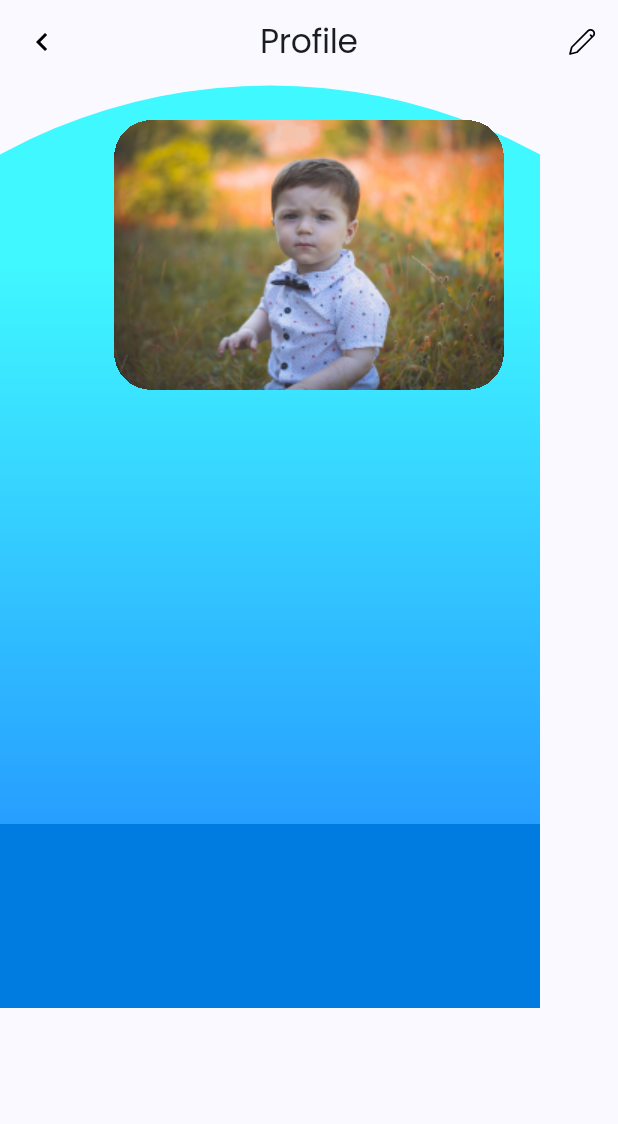
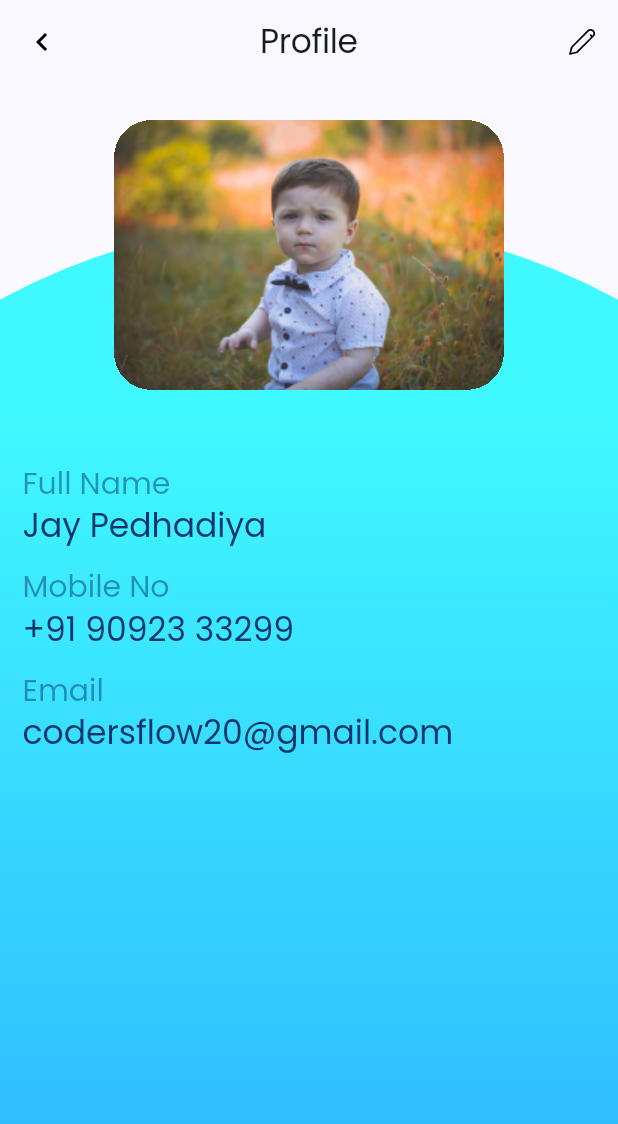
Before and after one commit to codersFlow20/jcc, a Flutter app: the UserProfile screen opened by its route, on a phone screen of 412 x 824 dp. Shown: the top 1124 px of the screen. Run offline on Flutter 3.47's test engine with Material 2 defaults, Android fonts, the phone set to English and light mode, and no system bars; our stand-ins replace bloc, cloud_firestore, equatable, firebase_auth, firebase_core, firebase_storage and 8 more; missing offline and left inert: flutter_form_bloc; accounts and stored records are empty.

Commit message:
User Profile added

```diff
--- a/lib/common/widget/menu_drawer.dart
+++ b/lib/common/widget/menu_drawer.dart
@@ -117,19 +117,25 @@ class MenuDrawer extends StatelessWidget {
                 GestureDetector(
                   child: Hero(
                     tag: 'profile',
+                    transitionOnUserGestures: true,
                     child: Container(
                       height: 75,
                       width: 75,
                       clipBehavior: Clip.hardEdge,
                       decoration: const BoxDecoration(
-                          borderRadius: BorderRadius.all(Radius.circular(25))),
+                        borderRadius: BorderRadius.all(
+                          Radius.circular(25),
+                        ),
+                      ),
                       child: Image.asset(
                         Assets.imageProfileImage,
                         fit: BoxFit.cover,
                       ),
                     ),
                   ),
-                  // onTap: () => context.push('/user_profile'),
+                  onTap: () => context.push(
+                    '/user_profile',
+                  ),
                 ),
                 const SizedBox(
                   width: 10,
@@ -138,8 +144,11 @@ class MenuDrawer extends StatelessWidget {
                   width: 2.5,
                   height: 45,
                   decoration: const BoxDecoration(
-                      color: AppColors.black50,
-                      borderRadius: BorderRadius.all(Radius.circular(5))),
+                    color: AppColors.black50,
+                    borderRadius: BorderRadius.all(
+                      Radius.circular(5),
+                    ),
+                  ),
                 ),
                 const SizedBox(
                   width: 5,
--- a/lib/constants/string_constants.dart
+++ b/lib/constants/string_constants.dart
@@ -27,6 +27,9 @@ class CommonDataConstants {
 
 class ScreensDataConstants{
   static const String recentTitle = "Recent Complaints";
+  static const String fullName = "Full Name";
+  static const String mobileNo = "Mobile No";
+  static const String email = "Email";
 }
 
 class ComplaintStateDataConstants {
--- a/lib/features/home/screens/home_screen.dart
+++ b/lib/features/home/screens/home_screen.dart
@@ -70,6 +70,8 @@ class _HomeScreenState extends State<HomeScreen> {
         leading: Builder(
           builder: (context) => IconButton(
               onPressed: () {
+                dev.log(MediaQuery.of(context).size.width.toString());
+                dev.log(MediaQuery.of(context).size.height.toString());
                 Scaffold.of(context).openDrawer();
               },
               icon: SvgPicture.asset(
--- a/lib/features/user_profile/screens/user_profile.dart
+++ b/lib/features/user_profile/screens/user_profile.dart
@@ -1,4 +1,3 @@
-import 'package:flutter/cupertino.dart';
 import 'package:flutter/material.dart';
 import 'package:flutter_svg/flutter_svg.dart';
 import 'package:go_router/go_router.dart';
@@ -13,32 +12,43 @@ class UserProfile extends StatelessWidget {
     return Scaffold(
       appBar: AppBar(
         leading: IconButton(
-            onPressed: () => context.pop(),
-            icon: SvgPicture.asset(
-              Assets.iconsBackArrow,
-              fit: BoxFit.cover,
-            )),
-        title: Text(CommonDataConstants.userProfile,
-            style: Theme.of(context)
-                .textTheme
-                .displayLarge
-                ?.copyWith(fontSize: 22)),
+          onPressed: () => context.pop(),
+          icon: SvgPicture.asset(
+            Assets.iconsBackArrow,
+            fit: BoxFit.cover,
+          ),
+        ),
+        title: Text(
+          CommonDataConstants.userProfile,
+          style: Theme.of(context).textTheme.displayLarge?.copyWith(
+                fontSize: 22,
+              ),
+        ),
         centerTitle: true,
         actions: [
           IconButton(
-              onPressed: () {}, icon: SvgPicture.asset(Assets.iconsEdit,color: AppColors.black,))
+            onPressed: () {},
+            icon: SvgPicture.asset(
+              Assets.iconsEdit,
+              colorFilter: const ColorFilter.mode(AppColors.black, BlendMode.srcIn),
+            ),
+          )
         ],
       ),
       body: SingleChildScrollView(
         child: Stack(
           children: [
-            SvgPicture.asset(
-              Assets.backgroundsUserProfileBackground,
-              fit: BoxFit.cover,
+            Padding(
+              padding: const EdgeInsets.only(top: 90),
+              child: SvgPicture.asset(
+                Assets.backgroundsUserProfileBackground,
+                width: MediaQuery.of(context).size.width,
+              ),
             ),
             Column(
+              crossAxisAlignment: CrossAxisAlignment.start,
               children: [
-                SizedBox(
+                const SizedBox(
                   height: 24,
                 ),
                 Row(
@@ -50,14 +60,99 @@ class UserProfile extends StatelessWidget {
                         height: 180,
                         width: 260,
                         clipBehavior: Clip.hardEdge,
-                        decoration: BoxDecoration(
-                          borderRadius: BorderRadius.all(Radius.circular(25)),
+                        decoration: const BoxDecoration(
+                          borderRadius: BorderRadius.all(
+                            Radius.circular(25),
+                          ),
                         ),
-                        child: Image.asset(Assets.imageProfileImage),
+                        child: Image.asset(
+                          Assets.imageProfileImage,
+                        ),
                       ),
-                    )
+                    ),
                   ],
-                )
+                ),
+                const SizedBox(
+                  height: 50,
+                ),
+                Padding(
+                  padding: const EdgeInsets.symmetric(
+                    horizontal: 15,
+                  ),
+                  child: Text(
+                    ScreensDataConstants.fullName,
+                    style: Theme.of(context).textTheme.displayMedium?.copyWith(
+                          color: AppColors.darkMidnightBlue50,
+                        ),
+                  ),
+                ),
+                const SizedBox(
+                  height: 5,
+                ),
+                Padding(
+                  padding: const EdgeInsets.symmetric(horizontal: 15),
+                  child: Text(
+                    "Jay Pedhadiya",
+                    style: Theme.of(context).textTheme.displayMedium?.copyWith(
+                          fontSize: 22,
+                          color: AppColors.darkMidnightBlue,
+                        ),
+                  ),
+                ),
+                const SizedBox(
+                  height: 15,
+                ),
+                Padding(
+                  padding: const EdgeInsets.symmetric(
+                    horizontal: 15,
+                  ),
+                  child: Text(
+                    ScreensDataConstants.mobileNo,
+                    style: Theme.of(context).textTheme.displayMedium?.copyWith(
+                          color: AppColors.darkMidnightBlue50,
+                        ),
+                  ),
+                ),
+                const SizedBox(
+                  height: 5,
+                ),
+                Padding(
+                  padding: const EdgeInsets.symmetric(horizontal: 15),
+                  child: Text(
+                    "+91 90923 33299",
+                    style: Theme.of(context).textTheme.displayMedium?.copyWith(
+                          fontSize: 22,
+                          color: AppColors.darkMidnightBlue,
+                        ),
+                  ),
+                ),
+                const SizedBox(
+                  height: 15,
+                ),
+                Padding(
+                  padding: const EdgeInsets.symmetric(
+                    horizontal: 15,
+                  ),
+                  child: Text(
+                    ScreensDataConstants.email,
+                    style: Theme.of(context).textTheme.displayMedium?.copyWith(
+                          color: AppColors.darkMidnightBlue50,
+                        ),
+                  ),
+                ),
+                const SizedBox(
+                  height: 5,
+                ),
+                Padding(
+                  padding: const EdgeInsets.symmetric(horizontal: 15),
+                  child: Text(
+                    "codersflow20@gmail.com",
+                    style: Theme.of(context).textTheme.displayMedium?.copyWith(
+                          fontSize: 22,
+                          color: AppColors.darkMidnightBlue,
+                        ),
+                  ),
+                ),
               ],
             )
           ],
--- a/lib/theme/colors.dart
+++ b/lib/theme/colors.dart
@@ -7,6 +7,8 @@ class AppColors {
   static const Color black60 = Color(0x99000000);
   static const Color black50 = Color(0x80000000);
   static const Color black25 = Color(0x40000000);
+
+  static const Color darkMidnightBlue50 = Color(0x800C356A);
 
   static const Color platinum = Color(0xFFE2E2E2);
 
```
Also changed, not shown: assets/backgrounds/user_profile_background.svg, lib/generated/assets.dart.
